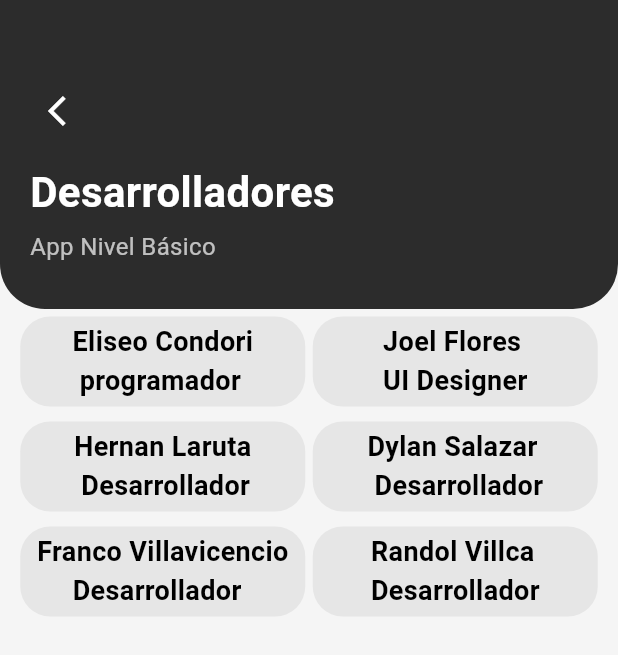
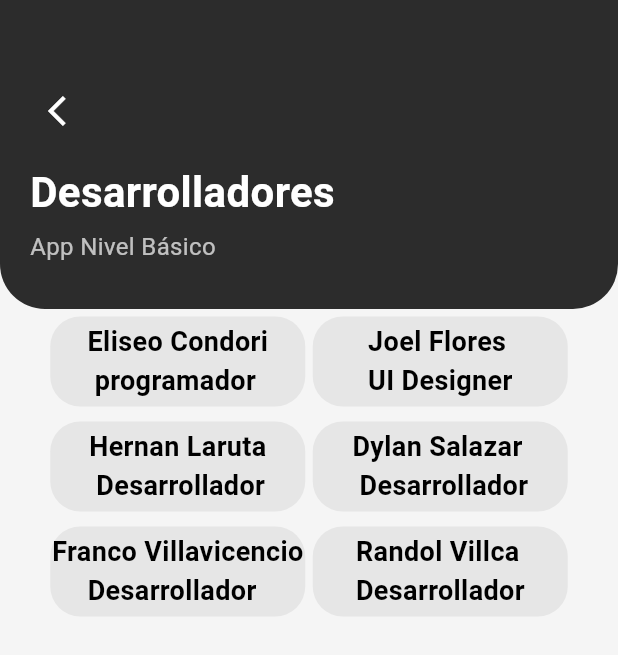
Before and after one commit to Villca325/245Simondice, a Flutter app: the DevsView screen opened by its route, on a phone screen of 412 x 824 dp. Shown: the top 655 px of the screen. Run offline on Flutter 3.47's test engine with Material 3 defaults, Android fonts, the light colour scheme and no system bars.

Commit message:
Fix pantalla desarrolladores

```diff
--- a/lib/main.dart
+++ b/lib/main.dart
@@ -2,8 +2,6 @@ import 'package:flutter/material.dart';
 import 'package:provider/provider.dart';
 import 'package:simondice_proy/view/rules_view.dart';
 import 'package:simondice_proy/controller/switch.dart';
-
-// Importamos las vistas
 import 'controller/simon_controller.dart';
 import 'view/simon_view.dart';
 import 'view/devs_view.dart';
@@ -35,7 +33,7 @@ class MyApp extends StatelessWidget {
         routes: {
           '/': (context) => const SimonView(),
           '/devs': (context) => const DevsView(),
-          '/rules': (context) => const RulesView(),
+          '/rules': (context) => RulesView(),
         },
       ),
     );
--- a/lib/view/devs_view.dart
+++ b/lib/view/devs_view.dart
@@ -71,7 +71,7 @@ class DevsView extends StatelessWidget {
               children: [
                 Container(
                   alignment: Alignment.center,
-                    width: 190,
+                    width: 170,
                     height: 60,
                     decoration: const BoxDecoration(
                       color: Color.fromARGB(255,230, 230, 230),
@@ -87,7 +87,7 @@ class DevsView extends StatelessWidget {
                 SizedBox(width: 5),
                 Container(
                   alignment: Alignment.center,
-                  width: 190,
+                  width: 170,
                   height: 60,
                   decoration: const BoxDecoration(
                     color: Color.fromARGB(255,230, 230, 230),
@@ -109,7 +109,7 @@ class DevsView extends StatelessWidget {
                   children: [
                     Container(
                       alignment: Alignment.center,
-                      width: 190,
+                      width: 170,
                       height: 60,
                       decoration: const BoxDecoration(
                         color: Color.fromARGB(255,230, 230, 230),
@@ -125,7 +125,7 @@ class DevsView extends StatelessWidget {
                     SizedBox(width: 5),
                     Container(
                       alignment: Alignment.center,
-                      width: 190,
+                      width: 170,
                       height: 60,
                       decoration: const BoxDecoration(
                         color: Color.fromARGB(255,230, 230, 230),
@@ -148,7 +148,7 @@ class DevsView extends StatelessWidget {
                   children: [
                     Container(
                       alignment: Alignment.center,
-                      width: 190,
+                      width: (MediaQuery.of(context).size.width>1080)? 190:170,
                       height: 60,
                       decoration: const BoxDecoration(
                         color: Color.fromARGB(255,230, 230, 230),
@@ -164,7 +164,7 @@ class DevsView extends StatelessWidget {
                     SizedBox(width: 5),
                     Container(
                       alignment: Alignment.center,
-                      width: 190,
+                      width: 170,
                       height: 60,
                       decoration: const BoxDecoration(
                         color: Color.fromARGB(255,230, 230, 230),
```
Also changed, not shown: assets/unnamed.png (added).
